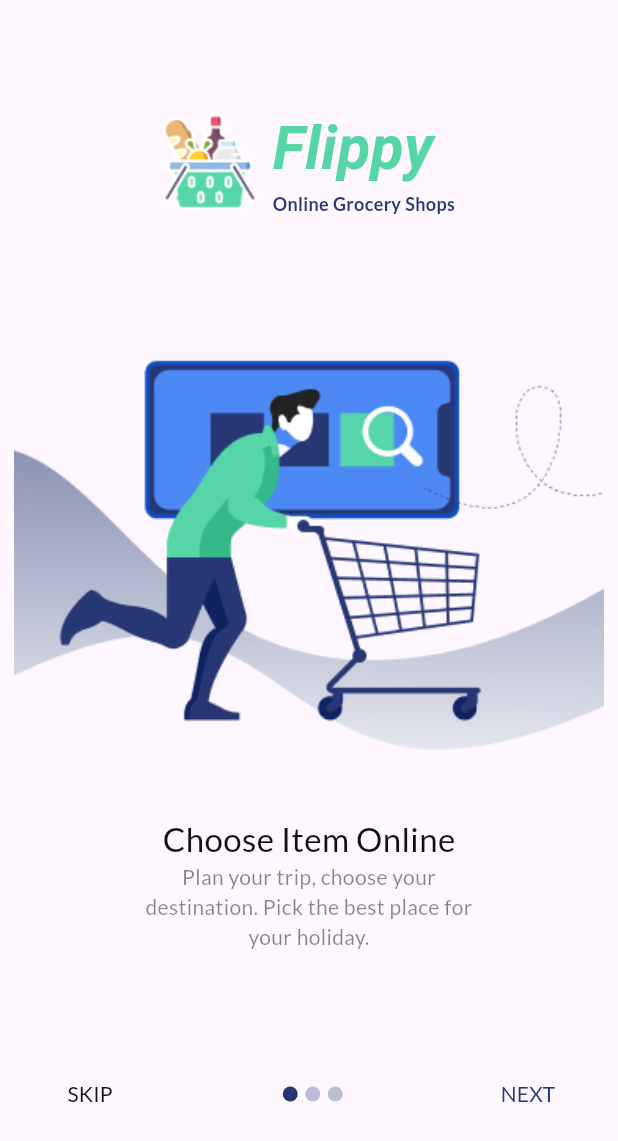
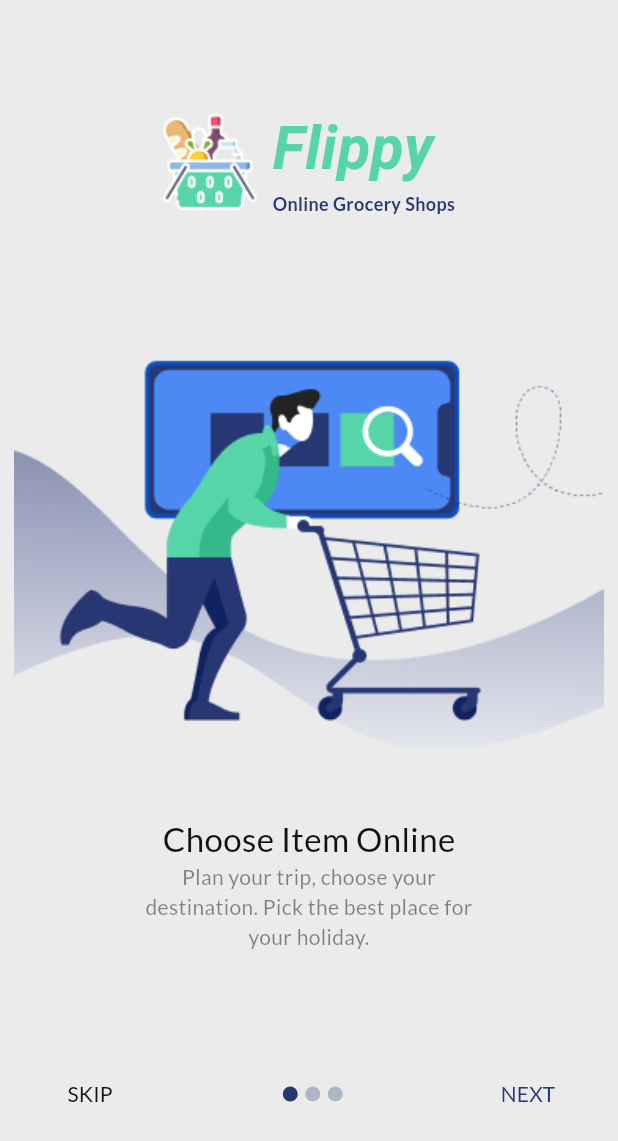
Before and after one commit to CodeVee/flippy_flutter, a Flutter app: the screen it shows after launch, on a phone screen of 412 x 824 dp. Shown: the top 1141 px of the screen. Run offline on Flutter 3.47's test engine with Material 3 defaults, Android fonts, the phone set to English and light mode, and no system bars; our stand-ins replace google_fonts; Roboto replaces fonts that are missing (Lemon).

Commit message:
fixed navigation color

```diff
--- a/lib/pages/login_page.dart
+++ b/lib/pages/login_page.dart
@@ -1,6 +1,7 @@
 import 'package:flutter/material.dart';
 import 'package:flippy_app/components/components.dart';
 import 'package:flippy_app/themes/themes.dart';
+import 'package:flutter/services.dart';
 
 class LoginPage extends StatefulWidget {
   const LoginPage({super.key});
--- a/lib/pages/welcome_page.dart
+++ b/lib/pages/welcome_page.dart
@@ -1,6 +1,7 @@
 import 'package:flippy_app/themes/themes.dart';
 import 'package:flippy_app/components/components.dart';
 import 'package:flutter/material.dart';
+import 'package:flutter/services.dart';
 
 class WelcomePage extends StatefulWidget {
   const WelcomePage({super.key});
@@ -39,7 +40,14 @@ class _WelcomePageState extends State<WelcomePage> {
 
   @override
   Widget build(BuildContext context) {
+    SystemChrome.setSystemUIOverlayStyle(
+      const SystemUiOverlayStyle(
+        systemNavigationBarColor: AppColors.mainGrey,
+        statusBarColor: AppColors.mainGrey,
+      ),
+    );
     return Scaffold(
+      backgroundColor: AppColors.mainGrey,
       body: SafeArea(
         child: Center(
           child: Column(
@@ -87,7 +95,8 @@ class _WelcomePageState extends State<WelcomePage> {
             ],
           ),
         ),
-    ));
+      ),
+    );
   }
 
   Widget _getPage(WelcomeContent content) {
```
Also changed, not shown: lib/components/main_app_bar.dart (+15 -2 lines), lib/pages/login_register_page.dart (+12 -4 lines), lib/pages/splash_page.dart (+7 -1 lines). Lines whose indentation alone changed are shown as unchanged.
